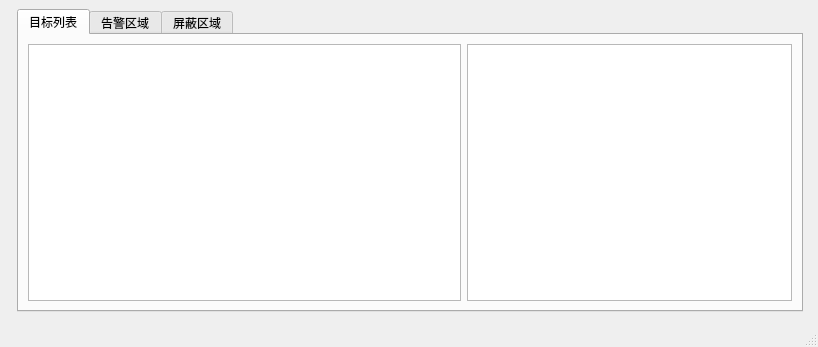
Qt form AlertGrid/mainwindow.ui (Jzw-WG/QtGrid) before a commit.
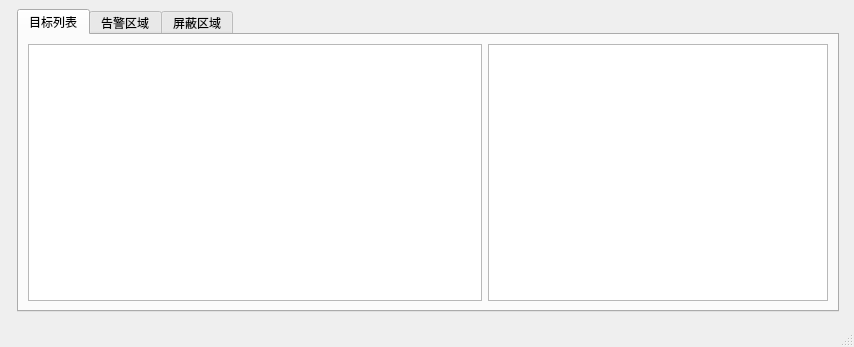
The same form after that commit.

Commit message: MainWindow To Form

The edit to the form file:
```diff
--- a/AlertGrid/mainwindow.ui
+++ b/AlertGrid/mainwindow.ui
@@ -6,7 +6,7 @@
    <rect>
     <x>0</x>
     <y>0</y>
-    <width>818</width>
+    <width>854</width>
     <height>347</height>
    </rect>
   </property>
```
Left out of the diff: 4 changed lines with no effect on the pictures. The commit also changes 5 other files.
